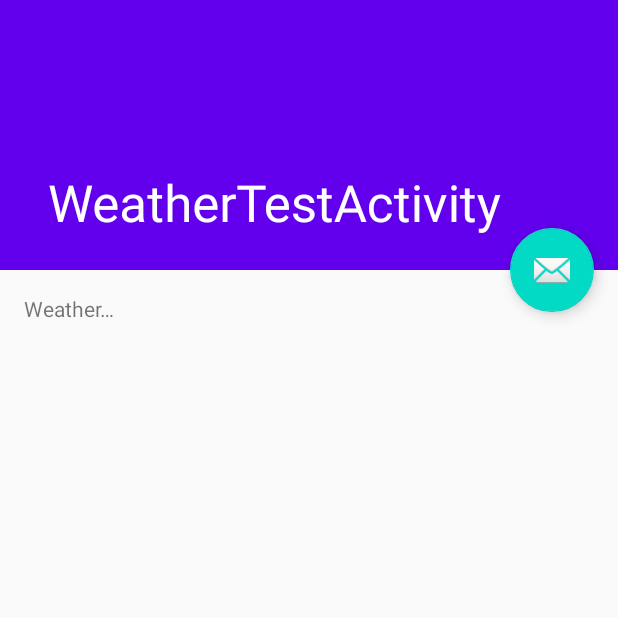
After one commit to AKorzeniowska/Pankracy, an Android app: the WeatherTestActivity screen opened directly, with no data from a screen before it, on a phone screen of 412 x 824 dp, the top half of it. The commit adds this screen. Run offline under Robolectric (Android 15) with nearby library versions, the phone set to English and light mode, and no system bars.

Commit message:
Added Weather API Alpha

```diff
--- a/app/build.gradle
+++ b/app/build.gradle
@@ -28,6 +28,7 @@ dependencies {
 
     implementation 'androidx.appcompat:appcompat:1.0.2'
     implementation 'androidx.constraintlayout:constraintlayout:1.1.3'
+    implementation 'com.google.android.material:material:1.0.0'
     testImplementation 'junit:junit:4.12'
     androidTestImplementation 'androidx.test.ext:junit:1.1.1'
     androidTestImplementation 'androidx.test.espresso:espresso-core:3.2.0'
--- a/app/src/main/java/com/agh/edu/pankracy/MainActivity.java
+++ b/app/src/main/java/com/agh/edu/pankracy/MainActivity.java
@@ -22,4 +22,10 @@ public class MainActivity extends AppCompatActivity {
     public void openCalendarActivity(View view) {
 
     }
+
+    public void openWeatherTestActivity(View view) {
+        Intent plantIntent = new Intent(this, WeatherTestActivity.class);
+        startActivity(plantIntent);
+    }
+
 }
--- /dev/null
+++ b/app/src/main/java/com/agh/edu/pankracy/WeatherTestActivity.java
@@ -0,0 +1,76 @@
+package com.agh.edu.pankracy;
+
+import android.os.AsyncTask;
+import android.os.Bundle;
+
+import com.agh.edu.pankracy.utils.JSONUtils;
+import com.agh.edu.pankracy.utils.NetworkUtils;
+import com.google.android.material.floatingactionbutton.FloatingActionButton;
+
+import androidx.appcompat.app.AppCompatActivity;
+import androidx.appcompat.widget.Toolbar;
+
+import android.util.Log;
+import android.view.View;
+import android.widget.TextView;
+import java.net.URL;
+
+public class WeatherTestActivity extends AppCompatActivity {
+    private TextView weatherTextView;
+
+    @Override
+    protected void onCreate(Bundle savedInstanceState) {
+        super.onCreate(savedInstanceState);
+        setContentView(R.layout.activity_weather_test);
+        Toolbar toolbar = (Toolbar) findViewById(R.id.toolbar);
+        setSupportActionBar(toolbar);
+        weatherTextView = (TextView) findViewById(R.id.weather_info_text);
+
+        FloatingActionButton fab = (FloatingActionButton) findViewById(R.id.fab);
+        fab.setOnClickListener(new View.OnClickListener() {
+            @Override
+            public void onClick(View view) {
+                loadWeatherData();
+            }
+        });
+    }
+
+
+    // Weather API Implementation
+    private void loadWeatherData() {
+        new FetchWeatherTask().execute(String.valueOf(49.817225), String.valueOf(19.222505));
+    }
+
+    public class FetchWeatherTask extends AsyncTask<String, Void, String[]> {
+
+        @Override
+        protected String[] doInBackground(String... params) {
+            if(params[0] == null || params[1] == null)
+                return null;
+            URL url = NetworkUtils.buildUrl(
+                    Double.parseDouble(params[0]),
+                    Double.parseDouble(params[1])
+            );
+            try {
+                String jsonWeatherResponse = NetworkUtils.getResponseFromHttpUrl(url);
+                String[] weatherData = JSONUtils
+                        .parseToStrings(WeatherTestActivity.this, jsonWeatherResponse);
+                return weatherData;
+            } catch (Exception e) {
+                e.printStackTrace();
+                return null;
+            }
+        }
+
+        @Override
+        protected void onPostExecute(String[] weatherData) {
+            if(weatherData != null) {
+                StringBuilder weatherText = new StringBuilder();
+                for (String weatherString : weatherData) {
+                    weatherText.append(weatherString).append("\n\n\n");
+                }
+                weatherTextView.setText(weatherText);
+            }
+        }
+    }
+}
--- /dev/null
+++ b/app/src/main/java/com/agh/edu/pankracy/utils/LocationUtils.java
@@ -0,0 +1,4 @@
+package com.agh.edu.pankracy.utils;
+
+public class LocationUtils {
+}
--- /dev/null
+++ b/app/src/main/res/layout/activity_weather_test.xml
@@ -0,0 +1,47 @@
+<?xml version="1.0" encoding="utf-8"?>
+<androidx.coordinatorlayout.widget.CoordinatorLayout xmlns:android="http://schemas.android.com/apk/res/android"
+    xmlns:app="http://schemas.android.com/apk/res-auto"
+    xmlns:tools="http://schemas.android.com/tools"
+    android:layout_width="match_parent"
+    android:layout_height="match_parent"
+    android:fitsSystemWindows="true"
+    tools:context=".WeatherTestActivity">
+
+    <com.google.android.material.appbar.AppBarLayout
+        android:id="@+id/app_bar"
+        android:layout_width="match_parent"
+        android:layout_height="@dimen/app_bar_height"
+        android:fitsSystemWindows="true"
+        android:theme="@style/AppTheme.AppBarOverlay">
+
+        <com.google.android.material.appbar.CollapsingToolbarLayout
+            android:id="@+id/toolbar_layout"
+            android:layout_width="match_parent"
+            android:layout_height="match_parent"
+            android:fitsSystemWindows="true"
+            app:contentScrim="?attr/colorPrimary"
+            app:layout_scrollFlags="scroll|exitUntilCollapsed"
+            app:toolbarId="@+id/toolbar">
+
+            <androidx.appcompat.widget.Toolbar
+                android:id="@+id/toolbar"
+                android:layout_width="match_parent"
+                android:layout_height="?attr/actionBarSize"
+                app:layout_collapseMode="pin"
+                app:popupTheme="@style/AppTheme.PopupOverlay" />
+
+        </com.google.android.material.appbar.CollapsingToolbarLayout>
+    </com.google.android.material.appbar.AppBarLayout>
+
+    <include layout="@layout/content_weather_test" />
+
+    <com.google.android.material.floatingactionbutton.FloatingActionButton
+        android:id="@+id/fab"
+        android:layout_width="wrap_content"
+        android:layout_height="wrap_content"
+        android:layout_margin="@dimen/fab_margin"
+        app:layout_anchor="@id/app_bar"
+        app:layout_anchorGravity="bottom|end"
+        app:srcCompat="@android:drawable/ic_dialog_email" />
+
+</androidx.coordinatorlayout.widget.CoordinatorLayout>
--- /dev/null
+++ b/app/src/main/res/layout/content_weather_test.xml
@@ -0,0 +1,18 @@
+<?xml version="1.0" encoding="utf-8"?>
+<androidx.core.widget.NestedScrollView xmlns:android="http://schemas.android.com/apk/res/android"
+    xmlns:app="http://schemas.android.com/apk/res-auto"
+    xmlns:tools="http://schemas.android.com/tools"
+    android:layout_width="match_parent"
+    android:layout_height="match_parent"
+    app:layout_behavior="@string/appbar_scrolling_view_behavior"
+    tools:context=".WeatherTestActivity"
+    tools:showIn="@layout/activity_weather_test">
+
+    <TextView
+        android:id="@+id/weather_info_text"
+        android:layout_width="wrap_content"
+        android:layout_height="wrap_content"
+        android:layout_margin="@dimen/text_margin"
+        android:text="@string/weather_test_text" />
+
+</androidx.core.widget.NestedScrollView>
--- /dev/null
+++ b/app/src/main/res/values/dimens.xml
@@ -0,0 +1,5 @@
+<resources>
+    <dimen name="app_bar_height">180dp</dimen>
+    <dimen name="fab_margin">16dp</dimen>
+    <dimen name="text_margin">16dp</dimen>
+</resources>
--- a/app/src/main/res/values/strings.xml
+++ b/app/src/main/res/values/strings.xml
@@ -2,4 +2,10 @@
     <string name="app_name">Pankracy</string>
     <string name="plant_list_button">Plant list</string>
     <string name="calendar_button">Calendar</string>
+
+    <string name="test_weather_button">Weather (test)</string>
+    <string name="api_error_message">An error occurred while loading the API call results.</string>
+    <string name="title_activity_weather_test">WeatherTestActivity</string>
+    <string name="weather_test_text">Weather…</string>
+    <string name="action_settings">Test</string>
 </resources>
--- a/app/src/main/res/values/styles.xml
+++ b/app/src/main/res/values/styles.xml
@@ -8,4 +8,13 @@
         <item name="colorAccent">@color/colorAccent</item>
     </style>
 
+    <style name="AppTheme.NoActionBar">
+        <item name="windowActionBar">false</item>
+        <item name="windowNoTitle">true</item>
+    </style>
+
+    <style name="AppTheme.AppBarOverlay" parent="ThemeOverlay.AppCompat.Dark.ActionBar" />
+
+    <style name="AppTheme.PopupOverlay" parent="ThemeOverlay.AppCompat.Light" />
+
 </resources>
```
Also changed, not shown: app/src/main/AndroidManifest.xml (+7 -1 lines), app/src/main/java/com/agh/edu/pankracy/utils/DateUtils.java (added, +11 -0 lines), app/src/main/java/com/agh/edu/pankracy/utils/JSONUtils.java (added, +65 -0 lines), app/src/main/java/com/agh/edu/pankracy/utils/NetworkUtils.java (added, +92 -0 lines), app/src/main/res/layout/activity_main.xml (+16 -0 lines), app/src/main/res/menu/menu_weather_test.xml (added, +10 -0 lines).
